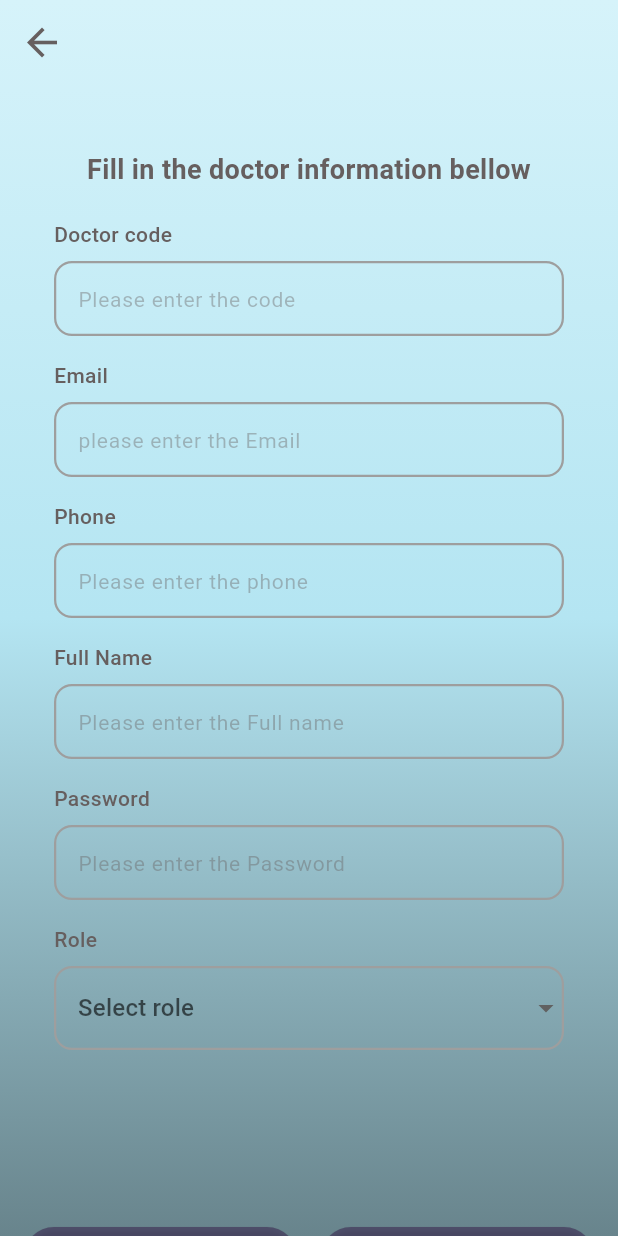
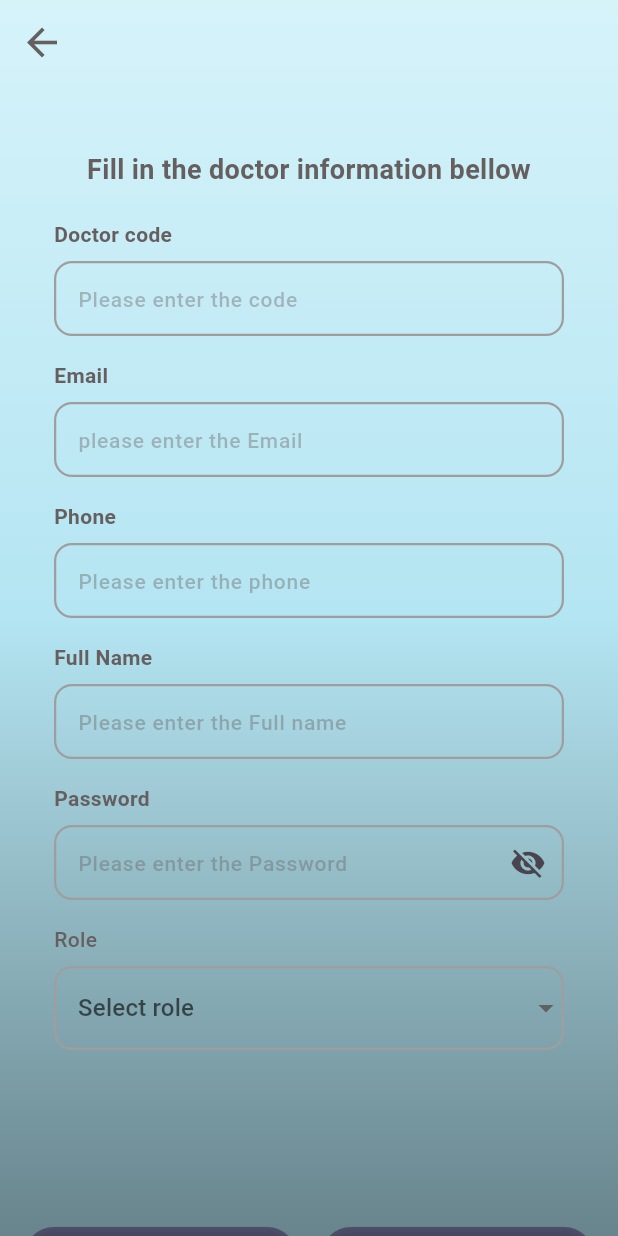
Before and after one commit to shoroukelshikh/behind_the_silent_eyes, a Flutter app: the screen it shows after launch, on a phone screen of 412 x 824 dp. Run offline on Flutter 3.47's test engine with Material 3 defaults, Android fonts, the phone set to English and light mode, and no system bars; our stand-ins replace animate_do.

Commit message:
+ add doc screen+ suffix icon

```diff
--- a/lib/features/admin/doctors/presentation/screens/add_doc.dart
+++ b/lib/features/admin/doctors/presentation/screens/add_doc.dart
@@ -20,6 +20,7 @@ class _AddDocState extends State<AddDoc> {
   // DropDown
   String? selectedRole;
   final List<String> roles = ['Admin', 'Doctor'];
+  bool isPasswordHidden = true;
   @override
   Widget build(BuildContext context) {
     return Scaffold(
@@ -119,10 +120,20 @@ class _AddDocState extends State<AddDoc> {
                   label: 'Password',
                   hintText: 'Please enter the Password',
                   controller: passwordController,
-                  obscureText: true,
+                  obscureText: isPasswordHidden,
+                  suffixIcon: IconButton(
+                    icon: Icon(
+                      isPasswordHidden ? Icons.visibility_off : Icons.visibility,
+                    ),
+                    onPressed: () {
+                      setState(() {
+                        isPasswordHidden = !isPasswordHidden;
+                      });
+                    },
+                  ),
                   validator: (value) {
                     if (value == null || value.isEmpty)
-                      return 'Password required';
+                      {return 'Password required';}
                     if (value.length < 6) return 'Min 6 chars';
                     return null;
                   },
--- a/lib/features/admin/doctors/presentation/widgets/text_field.dart
+++ b/lib/features/admin/doctors/presentation/widgets/text_field.dart
@@ -7,6 +7,7 @@ class CustomTextField extends StatelessWidget {
   final String? Function(String?)? validator;
   final TextEditingController controller;
   final bool obscureText;
+  final Widget? suffixIcon;
 
   const CustomTextField({
     super.key,
@@ -15,6 +16,7 @@ class CustomTextField extends StatelessWidget {
     required this.controller,
     this.validator,
     this.obscureText = false,
+    this.suffixIcon,
   });
 
   @override
@@ -28,7 +30,7 @@ class CustomTextField extends StatelessWidget {
           style: const TextStyle(
             fontSize: 14,
             color: Color(0xff665F5F),
-            fontWeight: FontWeight.w500,
+            fontWeight: FontWeight.w700,
           ),
         ),
 
@@ -43,6 +45,7 @@ class CustomTextField extends StatelessWidget {
 
             obscureText: obscureText,
             decoration: InputDecoration(
+              suffixIcon: suffixIcon,
               enabledBorder: OutlineInputBorder(
                 borderRadius: BorderRadius.circular(12),
                 borderSide: const BorderSide(
@@ -55,7 +58,7 @@ class CustomTextField extends StatelessWidget {
               hintStyle: TextStyle(
                 color: Color(0x66665F5F),
                 fontSize: 14,
-                fontWeight: FontWeight.w400,
+                fontWeight: FontWeight.w500,
               ),
               focusedBorder: OutlineInputBorder(
                 borderRadius: BorderRadius.circular(12),
```
Also changed, not shown: assets/images/eye off.png (added), assets/images/eye on.png (added).
